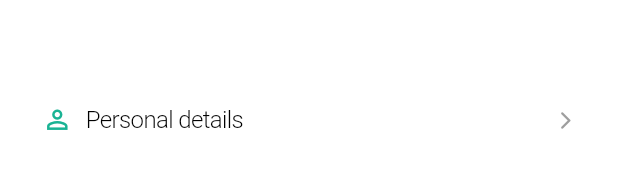
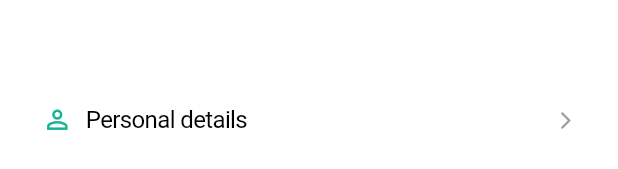
Before and after one commit to FredericBicandi/Nutriverse, a Flutter app: the ProfileOptions widget shown alone on an empty page, opened directly, on a phone screen of 412 x 824 dp. Shown: the part 498-667 px from the top of the screen. Run offline on Flutter 3.47's test engine with Material 3 defaults, Android fonts, the light colour scheme and no system bars; our stand-ins replace flutter_svg, image_picker, supabase_flutter, video_player; missing offline and left inert: cupertino_modal_sheet; accounts and stored records are empty.

Commit message:
done profile

```diff
--- a/lib/View/profile_screen/profile.dart
+++ b/lib/View/profile_screen/profile.dart
@@ -175,6 +175,7 @@
                 child: Text(
                   "CUSTOMIZATION",
                   style: TextStyle(
+                    color: CupertinoColors.inactiveGray,
                     fontWeight: FontWeight.bold,
                     letterSpacing: 1.5,
                   ),
@@ -204,8 +205,7 @@
                     setIcons: Icons.person_outline,
                     setText: "Personal details",
                   ),
-                  Container(
-                      width: 346, height: 0.1, color: CupertinoColors.black),
+                  Container(width: 346, height: 0.1, color: CupertinoColors.black),
                   ProfileOptions(
                     onClick: () {},
                     setIcons: Icons.food_bank_outlined,
--- a/lib/Widgets/profile_options.dart
+++ b/lib/Widgets/profile_options.dart
@@ -33,7 +33,6 @@
                 widget.setText,
                 style: const TextStyle(
                   color: Colors.black,
-                  fontWeight: FontWeight.w300,
                   fontSize: 16,
                 ),
               ),
```
Also changed, not shown: 1 other file.
